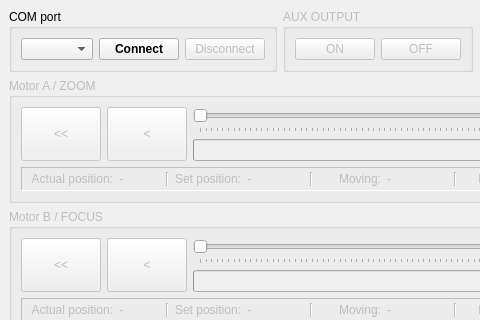
The window that src/gui_L002 (for 2.8-12mm D14 lens)/gui.ui (Kurokesu/SCF4-SDK) describes before a commit, drawn with Qt 5; both pictures show x 0 to 480 and y 0 to 320 of the 874 by 668 pixel window.
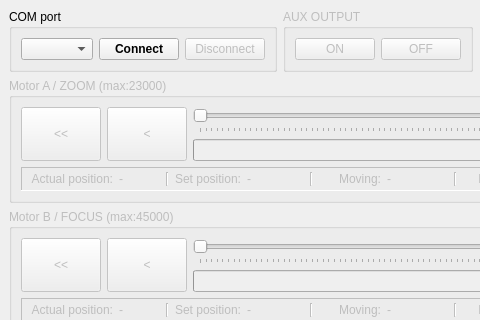
The same window after the commit. Icons and pictures are not drawn.

Commit message: L02 - update homing

```diff
--- a/src/gui_L002 (for 2.8-12mm D14 lens)/gui.ui
+++ b/src/gui_L002 (for 2.8-12mm D14 lens)/gui.ui
@@ -121,7 +121,7 @@
        <string notr="true"/>
       </property>
       <property name="title">
-       <string>Motor A / ZOOM</string>
+       <string>Motor A / ZOOM (max:23000)</string>
       </property>
       <layout class="QGridLayout" name="gridLayout">
        <item row="0" column="0">
@@ -463,7 +463,7 @@
        <bool>false</bool>
       </property>
       <property name="title">
-       <string>Motor B / FOCUS</string>
+       <string>Motor B / FOCUS (max:45000)</string>
       </property>
       <layout class="QGridLayout" name="gridLayout_2">
        <item row="0" column="0">
```
The commit also changes 2 other files.
